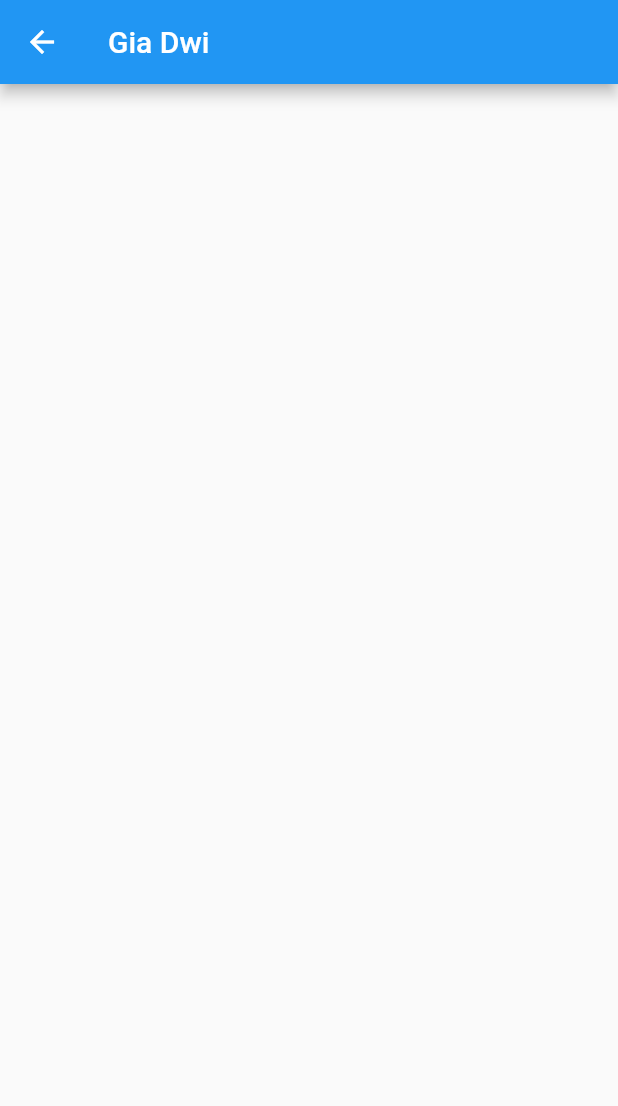
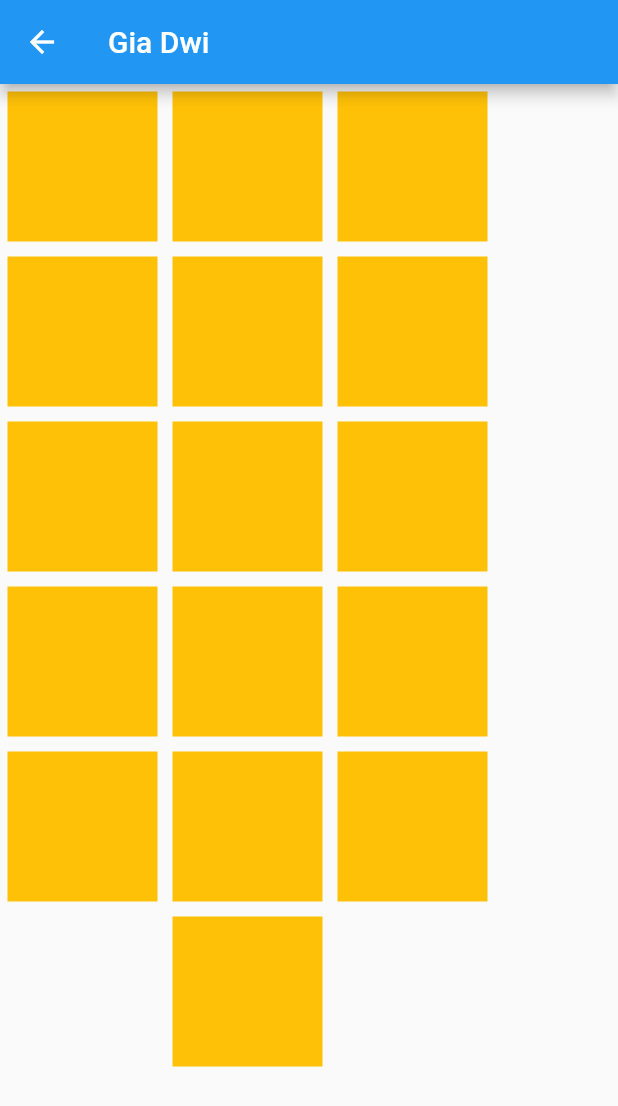
Before and after one commit to NostraCode-Training/nostra_training1, a Flutter app: the GiaPage screen opened directly, on a phone screen of 412 x 824 dp. Shown: the top 1106 px of the screen. Run offline on Flutter 3.47's test engine with Material 2 defaults, Android fonts, the light colour scheme and no system bars.

Commit message:
add wrap widget

```diff
--- a/lib/pages/gia/gia_page.dart
+++ b/lib/pages/gia/gia_page.dart
@@ -9,6 +9,107 @@ class GiaPage extends StatelessWidget {
       appBar: AppBar(
         title: const Text('Gia Dwi'),
       ),
+      body: Wrap(
+        alignment: WrapAlignment.center,
+        children: [
+          Container(
+            margin: const EdgeInsets.all(5),
+            width: 100,
+            height: 100,
+            color: Colors.amber,
+          ),
+          Container(
+            margin: const EdgeInsets.all(5),
+            width: 100,
+            height: 100,
+            color: Colors.amber,
+          ),
+          Container(
+            margin: const EdgeInsets.all(5),
+            width: 100,
+            height: 100,
+            color: Colors.amber,
+          ),
+          Container(
+            margin: const EdgeInsets.all(5),
+            width: 100,
+            height: 100,
+            color: Colors.amber,
+          ),
+          Container(
+            margin: const EdgeInsets.all(5),
+            width: 100,
+            height: 100,
+            color: Colors.amber,
+          ),
+          Container(
+            margin: const EdgeInsets.all(5),
+            width: 100,
+            height: 100,
+            color: Colors.amber,
+          ),
+          Container(
+            margin: const EdgeInsets.all(5),
+            width: 100,
+            height: 100,
+            color: Colors.amber,
+          ),
+          Container(
+            margin: const EdgeInsets.all(5),
+            width: 100,
+            height: 100,
+            color: Colors.amber,
+          ),
+          Container(
+            margin: const EdgeInsets.all(5),
+            width: 100,
+            height: 100,
+            color: Colors.amber,
+          ),
+          Container(
+            margin: const EdgeInsets.all(5),
+            width: 100,
+            height: 100,
+            color: Colors.amber,
+          ),
+          Container(
+            margin: const EdgeInsets.all(5),
+            width: 100,
+            height: 100,
+            color: Colors.amber,
+          ),
+          Container(
+            margin: const EdgeInsets.all(5),
+            width: 100,
+            height: 100,
+            color: Colors.amber,
+          ),
+          Container(
+            margin: const EdgeInsets.all(5),
+            width: 100,
+            height: 100,
+            color: Colors.amber,
+          ),
+          Container(
+            margin: const EdgeInsets.all(5),
+            width: 100,
+            height: 100,
+            color: Colors.amber,
+          ),
+          Container(
+            margin: const EdgeInsets.all(5),
+            width: 100,
+            height: 100,
+            color: Colors.amber,
+          ),
+          Container(
+            margin: const EdgeInsets.all(5),
+            width: 100,
+            height: 100,
+            color: Colors.amber,
+          ),
+        ],
+      ),
     );
   }
 }
```
